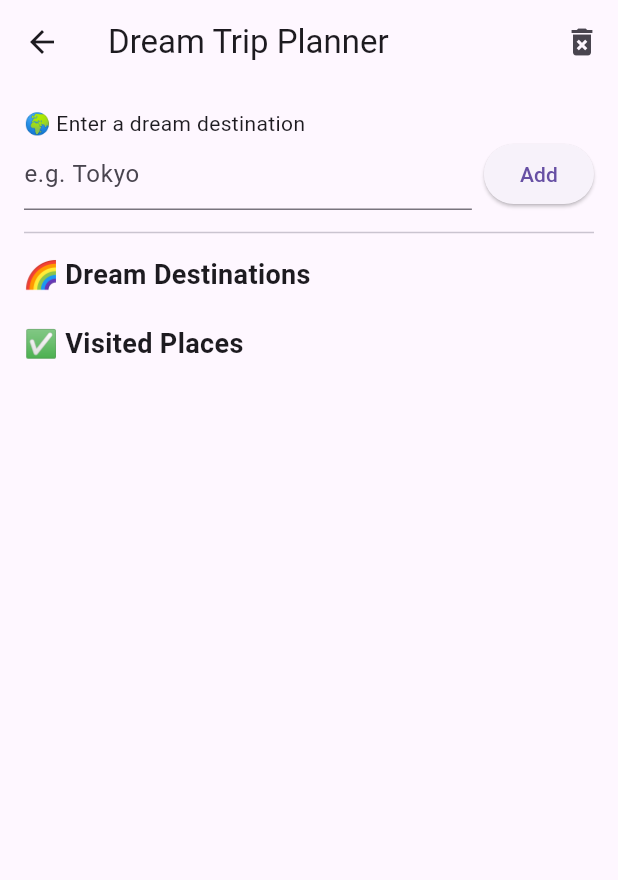
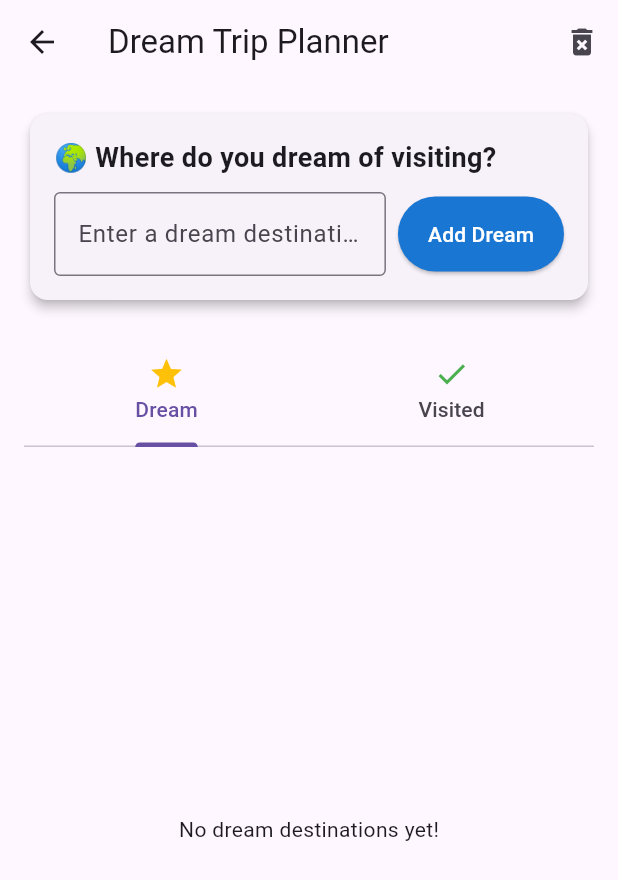
Before and after one commit to iremyasar01/NeonAcademy, a Flutter app: the TravelScreen screen opened directly, after a tap on the "delete forever" icon, on a phone screen of 412 x 824 dp. Shown: the top 880 px of the screen. Run offline on Flutter 3.47's test engine with Material 3 defaults, Android fonts, the phone set to English and light mode, and no system bars; our stand-ins replace shared_preferences; accounts and stored records are empty.

Commit message:
update travel screen

```diff
--- a/neonacademymembers/lib/screens/travel_screen.dart
+++ b/neonacademymembers/lib/screens/travel_screen.dart
@@ -1,19 +1,17 @@
 import 'package:flutter/material.dart';
 import 'package:neonacademymembers/service/travel_preferences.dart';
-
 
 class TravelScreen extends StatefulWidget {
   const TravelScreen({super.key});
 
   @override
- State<TravelScreen>createState() => _TravelScreenState();
+  State<TravelScreen> createState() => _TravelScreenState();
 }
 
 class _TravelScreenState extends State<TravelScreen> {
   final _service = TravelPreferences();
   final TextEditingController _placeController = TextEditingController();
   List<Map<String, dynamic>> _places = [];
-
 
   @override
   void initState() {
@@ -23,6 +21,7 @@ class _TravelScreenState extends State<TravelScreen> {
 
   Future<void> _loadPlaces() async {
     final loaded = await _service.loadPlaces();
+    if (!mounted) return;
     setState(() {
       _places = loaded;
     });
@@ -32,7 +31,7 @@ class _TravelScreenState extends State<TravelScreen> {
     await _service.savePlaces(_places);
   }
 
-  void _addPlace(String name) {
+  void _addPlace(String name) async {
     final trimmedName = name.trim();
     if (trimmedName.isEmpty) return;
 
@@ -47,42 +46,99 @@ class _TravelScreenState extends State<TravelScreen> {
       return;
     }
 
+    final hasVisited = await showDialog<bool>(
+      context: context,
+      builder: (context) => AlertDialog(
+        title: const Text('Have you been here before?'),
+        content: const Text('Select your experience with this place'),
+        actions: [
+          TextButton(
+            onPressed: () => Navigator.pop(context, false),
+            child: const Text('Not yet! 🌠'),
+          ),
+          TextButton(
+            onPressed: () => Navigator.pop(context, true),
+            child: const Text('Yes! 🗺️'),
+          ),
+        ],
+      ),
+    ) ?? false;
+
+    if (!mounted) return;
+
+    int visitCount = 0;
+    if (hasVisited) {
+      final count = await showDialog<int>(
+        context: context,
+        builder: (context) => VisitCountDialog(placeName: trimmedName),
+      );
+
+      if (!mounted) return;
+
+      if (count == null || count <= 0) {
+        ScaffoldMessenger.of(context).showSnackBar(
+          const SnackBar(content: Text('Please enter a valid number')),
+        );
+        return;
+      }
+
+      visitCount = count;
+    }
+
     setState(() {
-    _places.add({'name': trimmedName, 'visitCount': 0});
+      _places.add({
+        'name': trimmedName,
+        'hasVisited': hasVisited,
+        'visitCount': visitCount,
       });
+    });
+
     _savePlaces();
     _placeController.clear();
   }
 
+  void _updatePlaceStatus(Map<String, dynamic> place) async {
+    if (place['hasVisited'] == true) return;
 
-  void _markAsVisited(Map<String, dynamic> place) async {
-    final TextEditingController _countController = TextEditingController();
-    await showDialog(
+    final hasVisited = await showDialog<bool>(
       context: context,
       builder: (context) => AlertDialog(
-        title: Text('How many times have you visited ${place['name']}?'),
-        content: TextField(
-          controller: _countController,
-          keyboardType: TextInputType.number,
-          decoration: const InputDecoration(hintText: 'Enter visit count'),
-        ),
+        title: Text('Have you visited ${place['name']}?'),
+        content: const Text('Mark this as visited?'),
         actions: [
           TextButton(
-            onPressed: () {
-              final count = int.tryParse(_countController.text);
-              if (count != null && count > 0) {
+            onPressed: () => Navigator.pop(context, false),
+            child: const Text('Not yet'),
+          ),
+          TextButton(
+            onPressed: () => Navigator.pop(context, true),
+            child: const Text('Yes!'),
+          ),
+        ],
+      ),
+    ) ?? false;
+
+    if (!mounted || !hasVisited) return;
+
+    final count = await showDialog<int>(
+      context: context,
+      builder: (context) => VisitCountDialog(placeName: place['name']),
+    );
+
+    if (!mounted) return;
+
+    if (count == null || count <= 0) {
+      ScaffoldMessenger.of(context).showSnackBar(
+        const SnackBar(content: Text('Please enter a valid number')),
+      );
+      return;
+    }
+
     setState(() {
+      place['hasVisited'] = true;
       place['visitCount'] = count;
     });
     _savePlaces();
-              }
-              Navigator.pop(context);
-            },
-            child: const Text('Save'),
-          ),
-        ],
-      ),
-    );
   }
 
   void _incrementVisit(Map<String, dynamic> place) {
@@ -95,7 +151,10 @@ class _TravelScreenState extends State<TravelScreen> {
   void _decrementVisit(Map<String, dynamic> place) {
     setState(() {
       place['visitCount'] = (place['visitCount'] ?? 1) - 1;
-      if (place['visitCount'] <= 0) place['visitCount'] = 0;
+      if (place['visitCount'] <= 0) {
+        place['visitCount'] = 0;
+        place['hasVisited'] = false;
+      }
     });
     _savePlaces();
   }
@@ -108,10 +167,10 @@ class _TravelScreenState extends State<TravelScreen> {
   }
 
   List<Map<String, dynamic>> get dreamPlaces =>
-      _places.where((p) => (p['visitCount'] ?? 0) == 0).toList();
+      _places.where((p) => p['hasVisited'] == false).toList();
 
   List<Map<String, dynamic>> get visitedPlaces =>
-      _places.where((p) => (p['visitCount'] ?? 0) > 0).toList();
+      _places.where((p) => p['hasVisited'] == true).toList();
 
   @override
   Widget build(BuildContext context) {
@@ -124,6 +183,7 @@ class _TravelScreenState extends State<TravelScreen> {
             tooltip: 'Clear All',
             onPressed: () async {
               await _service.clearAllData();
+              if (!mounted) return;
               setState(() {
                 _places.clear();
               });
@@ -133,54 +193,135 @@ class _TravelScreenState extends State<TravelScreen> {
       ),
       body: Padding(
         padding: const EdgeInsets.all(16.0),
-        child: ListView(
+        child: Column(
           children: [
-             const Text("🌍 Enter a dream destination"),
+
+            Card(
+              elevation: 3,
+              child: Padding(
+                padding: const EdgeInsets.all(16.0),
+                child: Column(
+                  crossAxisAlignment: CrossAxisAlignment.start,
+                  children: [
+                    const Text(
+                      "🌍 Where do you dream of visiting?",
+                      style: TextStyle(fontSize: 18, fontWeight: FontWeight.bold),
+                    ),
+                    const SizedBox(height: 10),
                     Row(
                       children: [
                         Expanded(
                           child: TextField(
                             controller: _placeController,
-                    decoration:const InputDecoration(hintText: 'e.g. Tokyo'),
+                            decoration: const InputDecoration(
+                              hintText: 'Enter a dream destination...',
+                              border: OutlineInputBorder(),
+                            ),
                           ),
                         ),
                         const SizedBox(width: 8),
                         ElevatedButton(
                           onPressed: () => _addPlace(_placeController.text),
-                  child: const Text("Add"),
+                          style: ElevatedButton.styleFrom(
+                            backgroundColor: Colors.blue[700],
+                            foregroundColor: Colors.white,
+                            padding: const EdgeInsets.symmetric(vertical: 15, horizontal: 20),
+                          ),
+                          child: const Text("Add Dream"),
                         ),
                       ],
                     ),
-           const Divider(height: 30),
-            const Text("🌈 Dream Destinations", style: TextStyle(fontSize: 18, fontWeight: FontWeight.bold)),
-            ...dreamPlaces.map((place) => ListTile(
+                  ],
+                ),
+              ),
+            ),
+
+            const SizedBox(height: 20),
+
+
+            Expanded(
+              child: DefaultTabController(
+                length: 2,
+                child: Column(
+                  children: [
+                    const TabBar(
+                      tabs: [
+                        Tab(icon: Icon(Icons.star, color: Colors.amber), text: "Dream"),
+                        Tab(icon: Icon(Icons.check, color: Colors.green), text: "Visited"),
+                      ],
+                    ),
+                    Expanded(
+                      child: TabBarView(
+                        children: [
+                          dreamPlaces.isEmpty
+                              ? const Center(child: Text("No dream destinations yet!"))
+                              : ListView.builder(
+                                  itemCount: dreamPlaces.length,
+                                  itemBuilder: (context, index) {
+                                    final place = dreamPlaces[index];
+                                    return _buildDreamPlaceCard(place);
+                                  },
+                                ),
+                          visitedPlaces.isEmpty
+                              ? const Center(child: Text("No visited places yet!"))
+                              : ListView.builder(
+                                  itemCount: visitedPlaces.length,
+                                  itemBuilder: (context, index) {
+                                    final place = visitedPlaces[index];
+                                    return _buildVisitedPlaceCard(place);
+                                  },
+                                ),
+                        ],
+                      ),
+                    ),
+                  ],
+                ),
+              ),
+            ),
+          ],
+        ),
+      ),
+    );
+  }
+
+  Widget _buildDreamPlaceCard(Map<String, dynamic> place) {
+    return Card(
+      margin: const EdgeInsets.symmetric(vertical: 8),
+      child: ListTile(
+        leading: const Icon(Icons.star, color: Colors.amber),
         title: Text(place['name']),
+        subtitle: const Text("Not visited yet"),
         trailing: Row(
           mainAxisSize: MainAxisSize.min,
           children: [
             IconButton(
-                    icon: const Icon(Icons.check),
-                    tooltip: "Mark as Visited",
-                    onPressed: () => _markAsVisited(place),
+              icon: const Icon(Icons.check, color: Colors.green),
+              tooltip: "Mark as visited",
+              onPressed: () => _updatePlaceStatus(place),
             ),
             IconButton(
-                    icon: const Icon(Icons.delete),
+              icon: const Icon(Icons.delete, color: Colors.red),
               tooltip: "Remove",
               onPressed: () => _deletePlace(place),
             ),
           ],
         ),
-            )),
-             const SizedBox(height: 20),
-             const Text("✅ Visited Places", style: TextStyle(fontSize: 18, fontWeight: FontWeight.bold)),
-            ...visitedPlaces.map((place) => ListTile(
+      ),
+    );
+  }
+
+  Widget _buildVisitedPlaceCard(Map<String, dynamic> place) {
+    return Card(
+      margin: const EdgeInsets.symmetric(vertical: 8),
+      child: ListTile(
+        leading: const Icon(Icons.flag, color: Colors.green),
         title: Text(place['name']),
         subtitle: Text("Visited ${place['visitCount']} time(s)"),
         trailing: Row(
           mainAxisSize: MainAxisSize.min,
           children: [
             IconButton(
-                    icon:const Icon(Icons.add),
+              icon: const Icon(Icons.add),
               tooltip: "Add visit",
               onPressed: () => _incrementVisit(place),
             ),
@@ -190,16 +331,52 @@ class _TravelScreenState extends State<TravelScreen> {
               onPressed: () => _decrementVisit(place),
             ),
             IconButton(
-                    icon: const Icon(Icons.delete),
+              icon: const Icon(Icons.delete, color: Colors.red),
               tooltip: "Delete place",
               onPressed: () => _deletePlace(place),
             ),
-                ],
-              ),
-            )),
           ],
         ),
       ),
     );
   }
 }
+
+class VisitCountDialog extends StatelessWidget {
+  final String placeName;
+  final TextEditingController _countController = TextEditingController();
+
+  VisitCountDialog({super.key, required this.placeName});
+
+  @override
+  Widget build(BuildContext context) {
+    return AlertDialog(
+      title: Text('How many times have you visited $placeName?'),
+      content: TextField(
+        controller: _countController,
+        keyboardType: TextInputType.number,
+        decoration: const InputDecoration(
+          hintText: 'Enter visit count',
+          border: OutlineInputBorder(),
+        ),
+      ),
+      actions: [
+        TextButton(
+          onPressed: () => Navigator.pop(context),
+          child: const Text('Cancel'),
+        ),
+        ElevatedButton(
+          onPressed: () {
+            final count = int.tryParse(_countController.text);
+            if (count != null && count > 0) {
+              Navigator.pop(context, count);
+            } else {
+              Navigator.pop(context, null);
+            }
+          },
+          child: const Text('Save'),
+        ),
+      ],
+    );
+  }
+}
```
Lines whose indentation alone changed are shown as unchanged.
